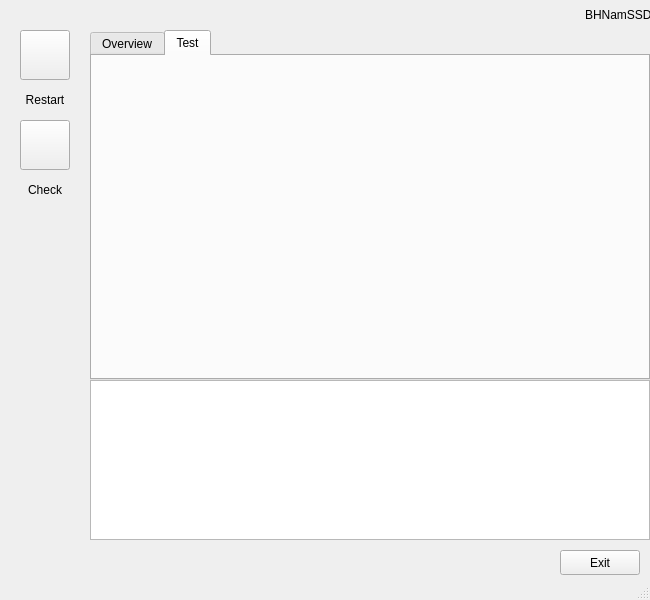
Old version of the form eventguard.ui in the repository BHNamSSD/EventGuard.
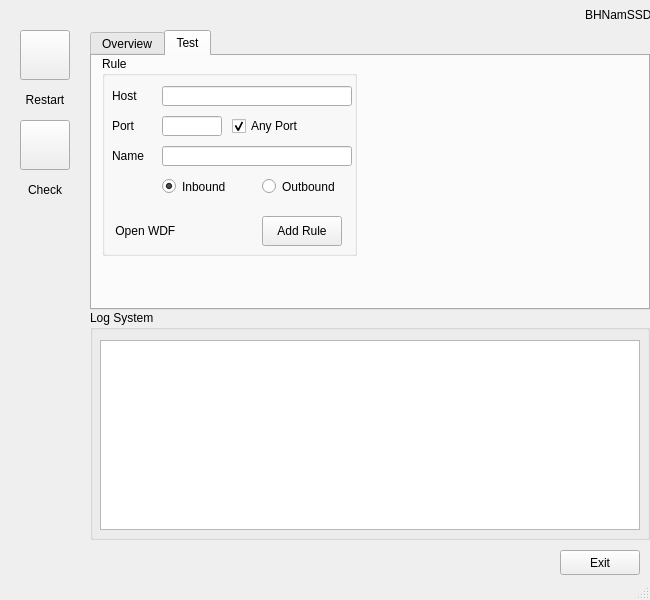
New version of the form. Icons and pictures are not drawn.

```diff
--- a/eventguard.ui
+++ b/eventguard.ui
@@ -83,7 +83,7 @@
       <x>90</x>
       <y>30</y>
       <width>560</width>
-      <height>350</height>
+      <height>280</height>
      </rect>
     </property>
     <property name="whatsThis">
@@ -110,6 +110,162 @@
      <attribute name="title">
       <string>Test</string>
      </attribute>
+     <widget class="QGroupBox" name="groupBox">
+      <property name="geometry">
+       <rect>
+        <x>10</x>
+        <y>0</y>
+        <width>255</width>
+        <height>200</height>
+       </rect>
+      </property>
+      <property name="title">
+       <string>Rule</string>
+      </property>
+      <widget class="QLabel" name="label_ruleHost">
+       <property name="geometry">
+        <rect>
+         <x>10</x>
+         <y>30</y>
+         <width>50</width>
+         <height>20</height>
+        </rect>
+       </property>
+       <property name="text">
+        <string>Host</string>
+       </property>
+      </widget>
+      <widget class="QLineEdit" name="lineEdit_ruleHost">
+       <property name="geometry">
+        <rect>
+         <x>60</x>
+         <y>30</y>
+         <width>190</width>
+         <height>20</height>
+        </rect>
+       </property>
+      </widget>
+      <widget class="QLabel" name="label_rulePort">
+       <property name="geometry">
+        <rect>
+         <x>10</x>
+         <y>60</y>
+         <width>50</width>
+         <height>20</height>
+        </rect>
+       </property>
+       <property name="text">
+        <string>Port</string>
+       </property>
+      </widget>
+      <widget class="QLineEdit" name="lineEdit_rulePort">
+       <property name="geometry">
+        <rect>
+         <x>60</x>
+         <y>60</y>
+         <width>60</width>
+         <height>20</height>
+        </rect>
+       </property>
+      </widget>
+      <widget class="QLabel" name="label_ruleName">
+       <property name="geometry">
+        <rect>
+         <x>10</x>
+         <y>90</y>
+         <width>50</width>
+         <height>20</height>
+        </rect>
+       </property>
+       <property name="text">
+        <string>Name</string>
+       </property>
+      </widget>
+      <widget class="QLineEdit" name="lineEdit_ruleNam">
+       <property name="geometry">
+        <rect>
+         <x>60</x>
+         <y>90</y>
+         <width>190</width>
+         <height>20</height>
+        </rect>
+       </property>
+      </widget>
+      <widget class="QCheckBox" name="checkBox_ruleAnyPort">
+       <property name="geometry">
+        <rect>
+         <x>130</x>
+         <y>60</y>
+         <width>70</width>
+         <height>20</height>
+        </rect>
+       </property>
+       <property name="text">
+        <string>Any Port</string>
+       </property>
+       <property name="checked">
+        <bool>true</bool>
+       </property>
+       <property name="tristate">
+        <bool>false</bool>
+       </property>
+      </widget>
+      <widget class="QPushButton" name="pushButton_ruleAdd">
+       <property name="geometry">
+        <rect>
+         <x>160</x>
+         <y>160</y>
+         <width>80</width>
+         <height>30</height>
+        </rect>
+       </property>
+       <property name="text">
+        <string>Add Rule</string>
+       </property>
+      </widget>
+      <widget class="QRadioButton" name="radioButton_ruleInbound">
+       <property name="geometry">
+        <rect>
+         <x>60</x>
+         <y>120</y>
+         <width>90</width>
+         <height>21</height>
+        </rect>
+       </property>
+       <property name="text">
+        <string>Inbound</string>
+       </property>
+       <property name="checked">
+        <bool>true</bool>
+       </property>
+      </widget>
+      <widget class="QRadioButton" name="radioButton_ruleOutbound">
+       <property name="geometry">
+        <rect>
+         <x>160</x>
+         <y>120</y>
+         <width>90</width>
+         <height>21</height>
+        </rect>
+       </property>
+       <property name="text">
+        <string>Outbound</string>
+       </property>
+      </widget>
+      <widget class="QLabel" name="label_openWDF">
+       <property name="geometry">
+        <rect>
+         <x>10</x>
+         <y>165</y>
+         <width>80</width>
+         <height>20</height>
+        </rect>
+       </property>
+       <property name="text">
+        <string> Open WDF</string>
+       </property>
+      </widget>
+     </widget>
     </widget>
    </widget>
    <widget class="QLabel" name="label_bhnamssd">
@@ -157,16 +313,6 @@
      <set>Qt::AlignmentFlag::AlignCenter</set>
     </property>
    </widget>
-   <widget class="QListView" name="listView_logSystem">
-    <property name="geometry">
-     <rect>
-      <x>90</x>
-      <y>380</y>
-      <width>560</width>
-      <height>160</height>
-     </rect>
-    </property>
-   </widget>
    <widget class="QPushButton" name="pushButton_exitApp">
     <property name="geometry">
      <rect>
@@ -180,6 +326,29 @@
      <string>Exit</string>
     </property>
    </widget>
+   <widget class="QGroupBox" name="groupBox_2">
+    <property name="geometry">
+     <rect>
+      <x>90</x>
+      <y>310</y>
+      <width>560</width>
+      <height>230</height>
+     </rect>
+    </property>
+    <property name="title">
+     <string>Log System</string>
+    </property>
+    <widget class="QListView" name="listView_logSystem">
+     <property name="geometry">
+      <rect>
+       <x>10</x>
+       <y>30</y>
+       <width>540</width>
+       <height>190</height>
+      </rect>
+     </property>
+    </widget>
+   </widget>
   </widget>
   <widget class="QMenuBar" name="menubar">
    <property name="geometry">
```
